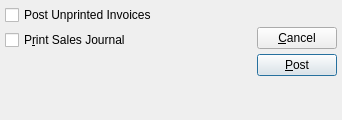
knowhow/xtuple, file guiclient/postInvoices.ui: the form before one commit.
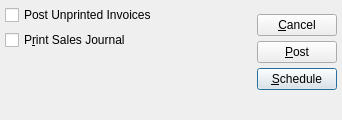
The form after the commit. Custom widgets are drawn as their Qt base class.

Diff of the .ui file:
```diff
--- a/guiclient/postInvoices.ui
+++ b/guiclient/postInvoices.ui
@@ -20,17 +20,35 @@
   <property name="windowTitle">
    <string>Post Invoices</string>
   </property>
-  <layout class="QHBoxLayout">
+  <layout class="QHBoxLayout" >
+   <property name="margin" >
+    <number>5</number>
+   </property>
+   <property name="spacing" >
+    <number>5</number>
+   </property>
    <item>
-    <layout class="QVBoxLayout">
-     <property name="spacing">
+    <layout class="QVBoxLayout" >
+     <property name="margin" >
+      <number>0</number>
+     </property>
+     <property name="spacing" >
       <number>0</number>
      </property>
      <item>
-      <layout class="QVBoxLayout">
+      <layout class="QVBoxLayout" >
+       <property name="margin" >
+        <number>0</number>
+       </property>
+       <property name="spacing" >
+        <number>5</number>
+       </property>
        <item>
-        <layout class="QHBoxLayout">
-         <property name="spacing">
+        <layout class="QHBoxLayout" >
+         <property name="margin" >
+          <number>0</number>
+         </property>
+         <property name="spacing" >
           <number>0</number>
          </property>
          <item>
@@ -59,7 +77,13 @@
         </layout>
        </item>
        <item>
-        <layout class="QHBoxLayout">
+        <layout class="QHBoxLayout" >
+         <property name="margin" >
+          <number>0</number>
+         </property>
+         <property name="spacing" >
+          <number>0</number>
+         </property>
          <item>
           <widget class="XCheckBox" name="_printJournal">
            <property name="text">
@@ -106,9 +130,21 @@
     </layout>
    </item>
    <item>
-    <layout class="QVBoxLayout">
+    <layout class="QVBoxLayout" >
+     <property name="margin" >
+      <number>0</number>
+     </property>
+     <property name="spacing" >
+      <number>0</number>
+     </property>
      <item>
-      <layout class="QVBoxLayout">
+      <layout class="QVBoxLayout" >
+       <property name="margin" >
+        <number>0</number>
+       </property>
+       <property name="spacing" >
+        <number>5</number>
+       </property>
        <item>
         <widget class="QPushButton" name="_close">
          <property name="text">
@@ -121,7 +157,17 @@
          <property name="text">
           <string>&amp;Post</string>
          </property>
-         <property name="default">
+         <property name="default" >
+          <bool>true</bool>
+         </property>
+        </widget>
+       </item>
+       <item>
+        <widget class="QPushButton" name="_submit" >
+         <property name="text" >
+          <string>&amp;Schedule</string>
+         </property>
+         <property name="default" >
           <bool>true</bool>
          </property>
         </widget>
@@ -148,7 +194,7 @@
    </item>
   </layout>
  </widget>
- <layoutdefault spacing="5" margin="5"/>
+ <layoutdefault spacing="5" margin="5" />
  <pixmapfunction>qPixmapFromMimeSource</pixmapfunction>
  <customwidgets>
   <customwidget>
```
Left out of the diff: 58 changed lines with no effect on the pictures.
